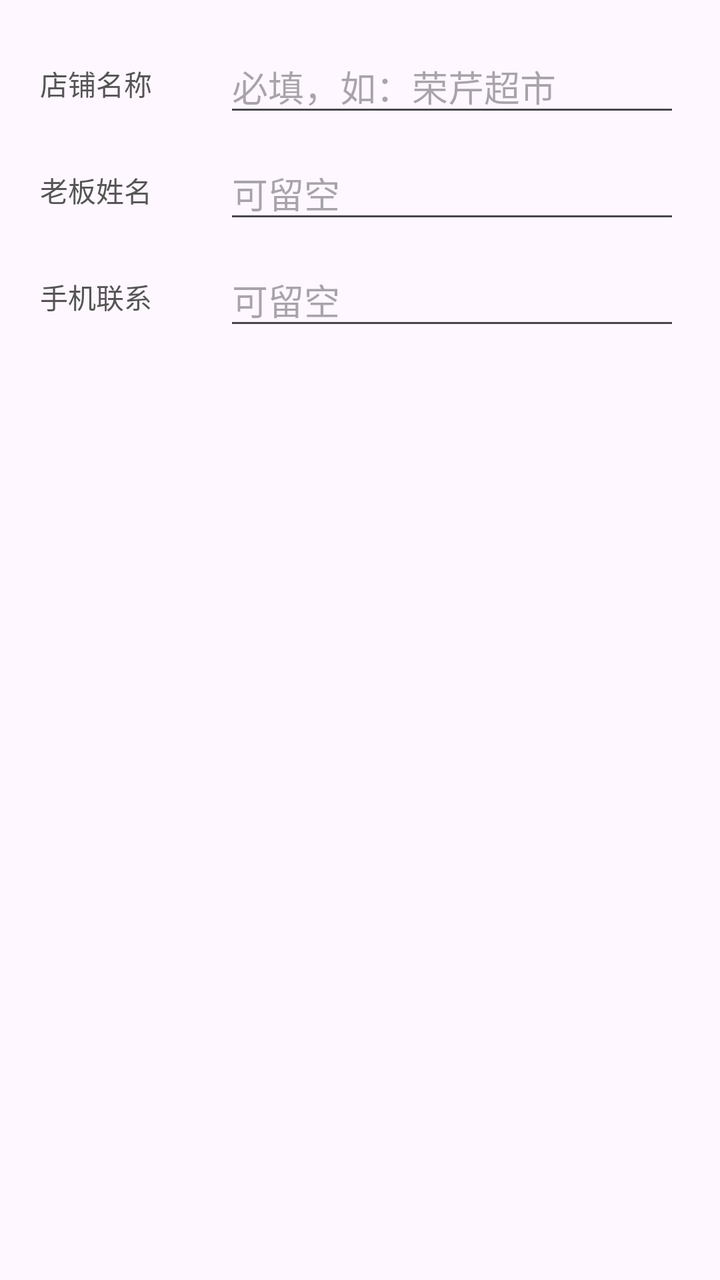
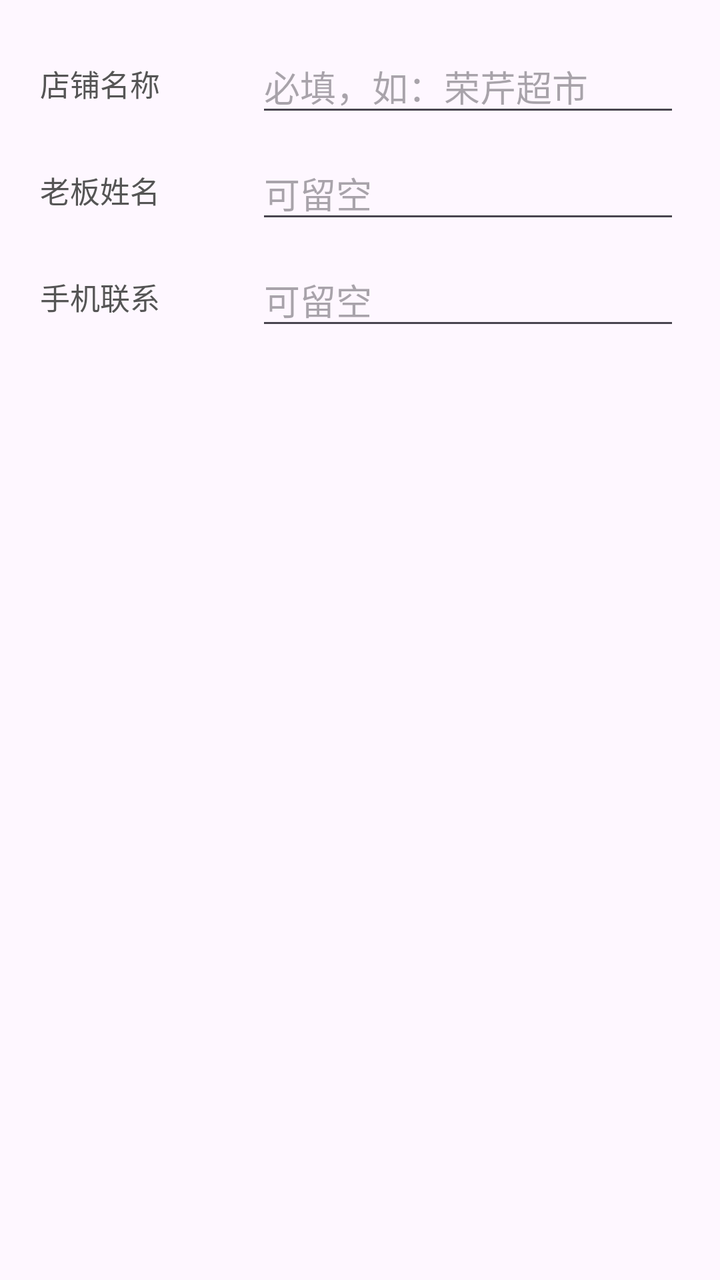

The first picture is an Android layout as it rendered before a commit; the second is the same layout after the commit. The layout source and the unified diff follow.
<!-- AndroidManifest.xml: application theme Theme.Shop -->
<!-- res/layout/dialog_tag.xml -->
<?xml version="1.0" encoding="utf-8"?>
<ScrollView xmlns:android="http://schemas.android.com/apk/res/android"
    android:layout_width="match_parent"
    android:layout_height="wrap_content">

    <LinearLayout
        android:layout_width="match_parent"
        android:layout_height="wrap_content"
        android:orientation="vertical"
        android:padding="20dp">

        <LinearLayout
            android:layout_width="match_parent"
            android:layout_height="wrap_content"
            android:gravity="center_vertical"
            android:orientation="horizontal">

            <TextView
                android:layout_width="92dp"
                android:layout_height="wrap_content"
                android:text="店铺名称"
                android:textColor="#555555"
                android:textSize="14sp" />

            <EditText
                android:id="@+id/etName"
                android:layout_width="0dp"
                android:layout_height="wrap_content"
                android:layout_weight="1"
                android:hint="必填，如：荣芹超市"
                android:inputType="text"
                android:maxLines="1" />
        </LinearLayout>

        <LinearLayout
            android:layout_width="match_parent"
            android:layout_height="wrap_content"
            android:layout_marginTop="10dp"
            android:gravity="center_vertical"
            android:orientation="horizontal">

            <TextView
                android:layout_width="92dp"
                android:layout_height="wrap_content"
                android:text="老板姓名"
                android:textColor="#555555"
                android:textSize="14sp" />

            <EditText
                android:id="@+id/etBoss"
                android:layout_width="0dp"
                android:layout_height="wrap_content"
                android:layout_weight="1"
                android:hint="可留空"
                android:inputType="text"
                android:maxLines="1" />
        </LinearLayout>

        <LinearLayout
            android:layout_width="match_parent"
            android:layout_height="wrap_content"
            android:layout_marginTop="10dp"
            android:gravity="center_vertical"
            android:orientation="horizontal">

            <TextView
                android:layout_width="92dp"
                android:layout_height="wrap_content"
                android:text="手机联系"
                android:textColor="#555555"
                android:textSize="14sp" />

            <EditText
                android:id="@+id/etPhone"
                android:layout_width="0dp"
                android:layout_height="wrap_content"
                android:layout_weight="1"
                android:hint="可留空"
                android:inputType="phone"
                android:maxLines="1" />
        </LinearLayout>
    </LinearLayout>
</ScrollView>
<!-- resources referenced by this layout -->
<resources>
  <style name="Theme.Shop" parent="Theme.Material3.DayNight">
          <item name="colorPrimary">@color/primary</item>
      </style>
  <color name="primary">#E65100</color>
</resources>

<!-- the commit's change to res/layout/dialog_tag.xml (unified diff, before → after) -->
@@ -16,11 +16,12 @@
             android:orientation="horizontal">
 
             <TextView
-                android:layout_width="92dp"
+                android:layout_width="100dp"
+                android:layout_marginEnd="8dp"
                 android:layout_height="wrap_content"
                 android:text="店铺名称"
                 android:textColor="#555555"
-                android:textSize="14sp" />
+                android:textSize="15sp" />
 
             <EditText
                 android:id="@+id/etName"
@@ -40,11 +41,12 @@
             android:orientation="horizontal">
 
             <TextView
-                android:layout_width="92dp"
+                android:layout_width="100dp"
+                android:layout_marginEnd="8dp"
                 android:layout_height="wrap_content"
                 android:text="老板姓名"
                 android:textColor="#555555"
-                android:textSize="14sp" />
+                android:textSize="15sp" />
 
             <EditText
                 android:id="@+id/etBoss"
@@ -64,11 +66,12 @@
             android:orientation="horizontal">
 
             <TextView
-                android:layout_width="92dp"
+                android:layout_width="100dp"
+                android:layout_marginEnd="8dp"
                 android:layout_height="wrap_content"
                 android:text="手机联系"
                 android:textColor="#555555"
-                android:textSize="14sp" />
+                android:textSize="15sp" />
 
             <EditText
                 android:id="@+id/etPhone"
